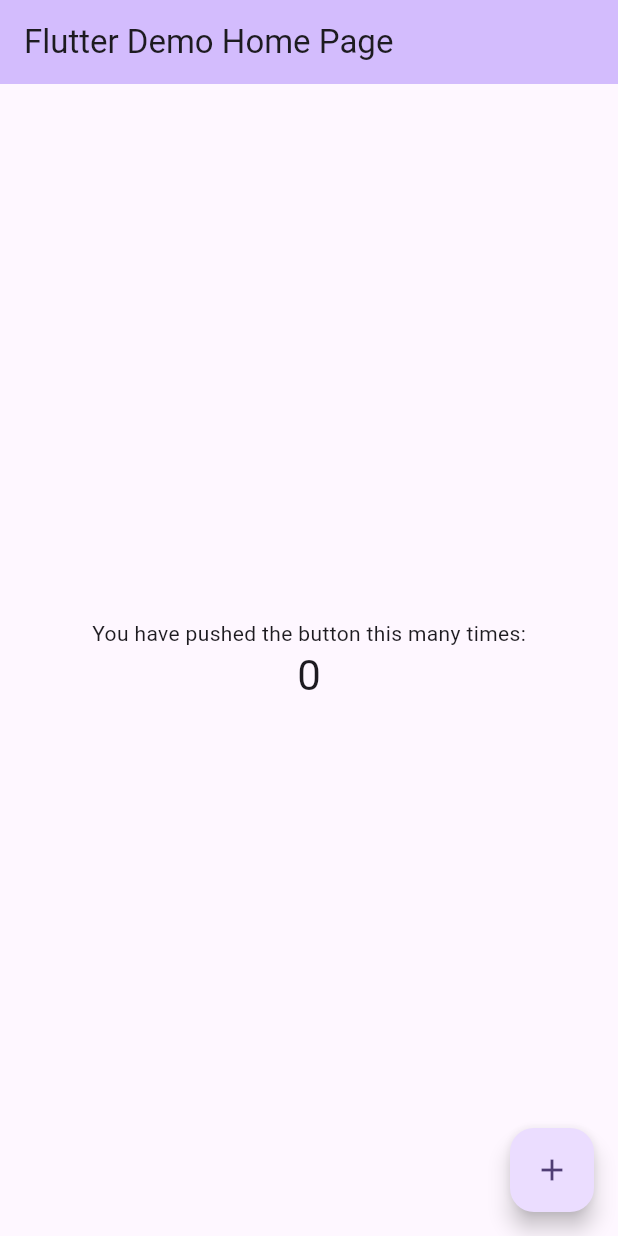
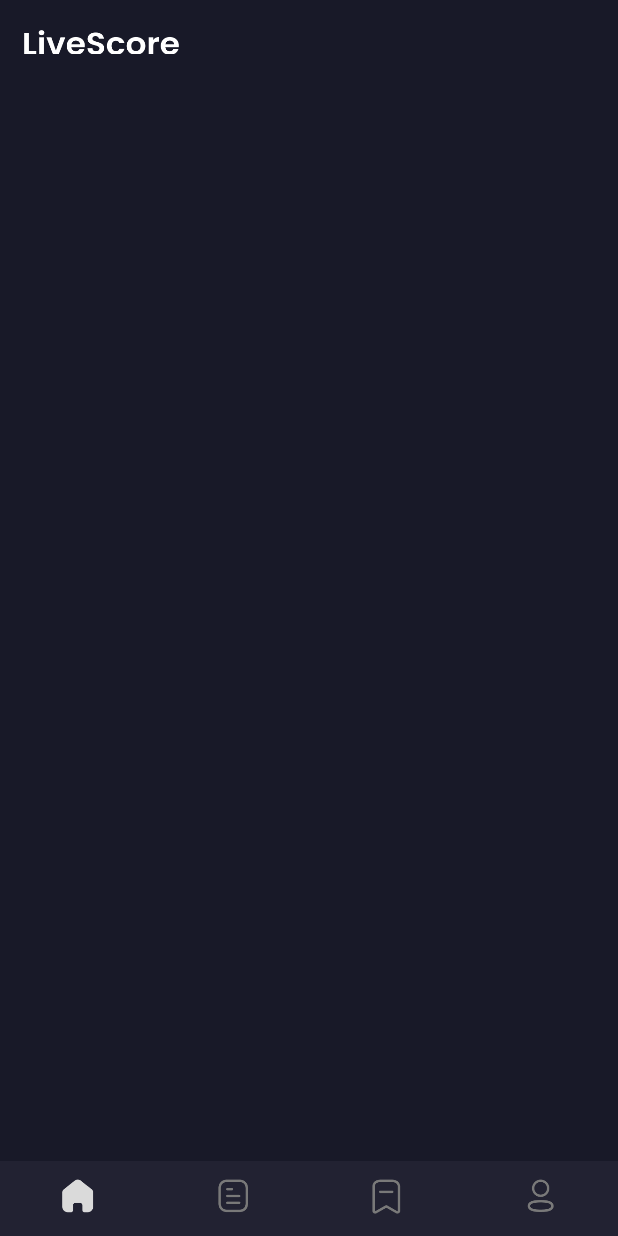
Before and after one commit to jabguru/football_app, a Flutter app: the screen it shows after launch, on a phone screen of 412 x 824 dp. Run offline on Flutter 3.47's test engine with Material 3 defaults, Android fonts, the phone set to English and light mode, and no system bars.

Commit message:
created base screen, nav bar and home page

```diff
--- /dev/null
+++ b/lib/constants/colors.dart
@@ -0,0 +1,9 @@
+import 'package:flutter/material.dart';
+
+const Color kPrimaryColor = Color(0xFF171827);
+const Color kPrimaryLight = Color(0xFFD2B5FF);
+const Color kWhiteColor = Color(0xFFFFFFFF);
+const Color kGrey1 = Color(0xFFDADADA);
+const Color kGrey2 = Color(0xFF797979);
+const Color kScaffoldColor = Color(0xFF181928);
+const Color kSecondaryColor = Color(0XFF222232);
--- a/lib/main.dart
+++ b/lib/main.dart
@@ -1,4 +1,7 @@
 import 'package:flutter/material.dart';
+import 'package:flutter/services.dart';
+import 'package:football_app/constants/colors.dart';
+import 'package:football_app/pages/base_screen.dart';
 
 void main() {
   runApp(const MyApp());
@@ -9,61 +12,27 @@ class MyApp extends StatelessWidget {
 
   @override
   Widget build(BuildContext context) {
+    SystemChrome.setSystemUIOverlayStyle(const SystemUiOverlayStyle(
+      statusBarColor: Colors.white,
+      statusBarBrightness: Brightness.dark,
+    ));
+
     return MaterialApp(
-      title: 'Flutter Demo',
+      title: 'Football App',
+      debugShowCheckedModeBanner: false,
       theme: ThemeData(
-        colorScheme: ColorScheme.fromSeed(seedColor: Colors.deepPurple),
         useMaterial3: true,
+        scaffoldBackgroundColor: kScaffoldColor,
+        appBarTheme: const AppBarTheme(
+            backgroundColor: Colors.transparent,
+            titleTextStyle: TextStyle(
+              color: kWhiteColor,
+              fontSize: 17.52,
+              fontWeight: FontWeight.w600,
+            )),
+        fontFamily: 'Poppins',
       ),
-      home: const MyHomePage(title: 'Flutter Demo Home Page'),
+      home: const BaseScreen(),
     );
   }
 }
-
-class MyHomePage extends StatefulWidget {
-  const MyHomePage({super.key, required this.title});
-
-  final String title;
-
-  @override
-  State<MyHomePage> createState() => _MyHomePageState();
-}
-
-class _MyHomePageState extends State<MyHomePage> {
-  int _counter = 0;
-
-  void _incrementCounter() {
-    setState(() {
-      _counter++;
-    });
-  }
-
-  @override
-  Widget build(BuildContext context) {
-    return Scaffold(
-      appBar: AppBar(
-        backgroundColor: Theme.of(context).colorScheme.inversePrimary,
-        title: Text(widget.title),
-      ),
-      body: Center(
-        child: Column(
-          mainAxisAlignment: MainAxisAlignment.center,
-          children: <Widget>[
-            const Text(
-              'You have pushed the button this many times:',
-            ),
-            Text(
-              '$_counter',
-              style: Theme.of(context).textTheme.headlineMedium,
-            ),
-          ],
-        ),
-      ),
-      floatingActionButton: FloatingActionButton(
-        onPressed: _incrementCounter,
-        tooltip: 'Increment',
-        child: const Icon(Icons.add),
-      ),
-    );
-  }
-}
--- /dev/null
+++ b/lib/pages/base_screen.dart
@@ -0,0 +1,63 @@
+import 'dart:io';
+
+import 'package:flutter/material.dart';
+import 'package:football_app/pages/home.dart';
+import 'package:football_app/services/base_screen.dart';
+import 'package:football_app/widgets/custom_bottom_nav_bar.dart';
+
+class BaseScreen extends StatefulWidget {
+  const BaseScreen({super.key});
+
+  @override
+  State<BaseScreen> createState() => _BaseScreenState();
+}
+
+class _BaseScreenState extends State<BaseScreen> {
+  int pageIndex = 0;
+
+  onPageChanged(int pageIndex) {
+    setState(() {
+      this.pageIndex = pageIndex;
+    });
+  }
+
+  onTap(int pageIndex) {
+    BaseScreenService.basePageController.animateToPage(
+      pageIndex,
+      duration: BaseScreenService.basePageControllerDuration,
+      curve: BaseScreenService.basePageControllerCurves,
+    );
+  }
+
+  @override
+  Widget build(BuildContext context) {
+    return PopScope(
+      canPop: false,
+      onPopInvoked: (bool didPop) async {
+        if (didPop) return;
+        if (Platform.isAndroid) {
+          // showExitDialog(context);
+        }
+      },
+      child: Scaffold(
+        // key: GlobalVariables.homeScaffoldKey,
+        // drawer: const AppDrawer(),
+        body: PageView(
+          controller: BaseScreenService.basePageController,
+          onPageChanged: onPageChanged,
+          physics: const NeverScrollableScrollPhysics(),
+          children: const <Widget>[
+            HomeScreen(),
+            SizedBox.shrink(),
+            SizedBox.shrink(),
+            SizedBox.shrink(),
+          ],
+        ),
+        bottomNavigationBar: CustomBottomNavBar(
+          pageIndex: pageIndex,
+          onTap: onTap,
+        ),
+      ),
+    );
+  }
+}
--- /dev/null
+++ b/lib/pages/home.dart
@@ -0,0 +1,18 @@
+import 'package:flutter/material.dart';
+import 'package:football_app/constants/size.dart';
+import 'package:football_app/gen/assets.gen.dart';
+
+class HomeScreen extends StatelessWidget {
+  const HomeScreen({super.key});
+
+  @override
+  Widget build(BuildContext context) {
+    final double screenWidth = MediaQuery.sizeOf(context).width;
+
+    return Scaffold(
+      appBar: AppBar(
+        title: Assets.images.liveScore.image(width: eqW(82.35, screenWidth)),
+      ),
+    );
+  }
+}
--- /dev/null
+++ b/lib/services/base_screen.dart
@@ -0,0 +1,51 @@
+import 'package:flutter/material.dart';
+
+enum BottomNavScreens {
+  home,
+  standings,
+  bookmark,
+  profile,
+}
+
+class BaseScreenService {
+  static PageController basePageController = PageController();
+  static Duration basePageControllerDuration =
+      const Duration(milliseconds: 300);
+  static Cubic basePageControllerCurves = Curves.easeInOut;
+
+  static goTo(BottomNavScreens screen) {
+    try {
+      if (basePageController.hasClients) {
+        basePageController.animateToPage(
+          getPageIndex(screen),
+          duration: basePageControllerDuration,
+          curve: basePageControllerCurves,
+        );
+      }
+    } catch (e) {
+      print(e);
+      if (basePageController.hasClients) {
+        basePageController.jumpToPage(getPageIndex(screen));
+      }
+    }
+  }
+
+  static int getPageIndex(BottomNavScreens screen) {
+    switch (screen) {
+      case BottomNavScreens.home:
+        return 0;
+
+      case BottomNavScreens.standings:
+        return 1;
+
+      case BottomNavScreens.bookmark:
+        return 2;
+
+      case BottomNavScreens.profile:
+        return 3;
+
+      default:
+        return 0;
+    }
+  }
+}
--- /dev/null
+++ b/lib/widgets/custom_bottom_nav_bar.dart
@@ -0,0 +1,57 @@
+import 'package:flutter/cupertino.dart';
+import 'package:football_app/constants/colors.dart';
+import 'package:football_app/constants/size.dart';
+import 'package:football_app/gen/assets.gen.dart';
+
+class CustomBottomNavBar extends StatelessWidget {
+  const CustomBottomNavBar({
+    super.key,
+    required this.pageIndex,
+    required this.onTap,
+  });
+
+  final int pageIndex;
+  final ValueChanged<int> onTap;
+
+  @override
+  Widget build(BuildContext context) {
+    bool needsPadding = MediaQuery.of(context).viewPadding.bottom > 0;
+    final double screenWidth = MediaQuery.sizeOf(context).width;
+
+    double iconHeight = eqW(21.03, screenWidth);
+
+    return DecoratedBox(
+      decoration: const BoxDecoration(
+        color: kSecondaryColor,
+      ),
+      child: Padding(
+        padding: EdgeInsets.only(top: needsPadding ? 16.0 : 0),
+        child: CupertinoTabBar(
+          backgroundColor: kSecondaryColor,
+          currentIndex: pageIndex,
+          onTap: onTap,
+          activeColor: kGrey1,
+          inactiveColor: kGrey2,
+          border: null,
+          items: [
+            BottomNavigationBarItem(
+              // pageIndex == baseScreenService.getPageIndex(BottomNavScreens.home)
+              //     ? 'assets/images/bottom-nav-items/home-solid.png'
+              //     : 'assets/images/bottom-nav-items/home-outline.png',
+              icon: Assets.images.home.image(height: iconHeight),
+            ),
+            BottomNavigationBarItem(
+              icon: Assets.images.document.image(height: iconHeight),
+            ),
+            BottomNavigationBarItem(
+              icon: Assets.images.bookmark.image(height: iconHeight),
+            ),
+            BottomNavigationBarItem(
+              icon: Assets.images.profile.image(height: iconHeight),
+            ),
+          ],
+        ),
+      ),
+    );
+  }
+}
```
Also changed, not shown: lib/constants/size.dart (added, +55 -0 lines), lib/gen/assets.gen.dart (added, +118 -0 lines), lib/gen/fonts.gen.dart (added, +15 -0 lines), pubspec.yaml (+16 -27 lines), assets/fonts/Poppins-Medium.ttf (added), assets/fonts/Poppins-Regular.ttf (added), assets/fonts/Poppins-SemiBold.ttf (added), assets/images/Bookmark.png (added), assets/images/Document.png (added), assets/images/Home.png (added), assets/images/LiveScore.png (added), assets/images/Profile.png (added), pubspec.lock.
